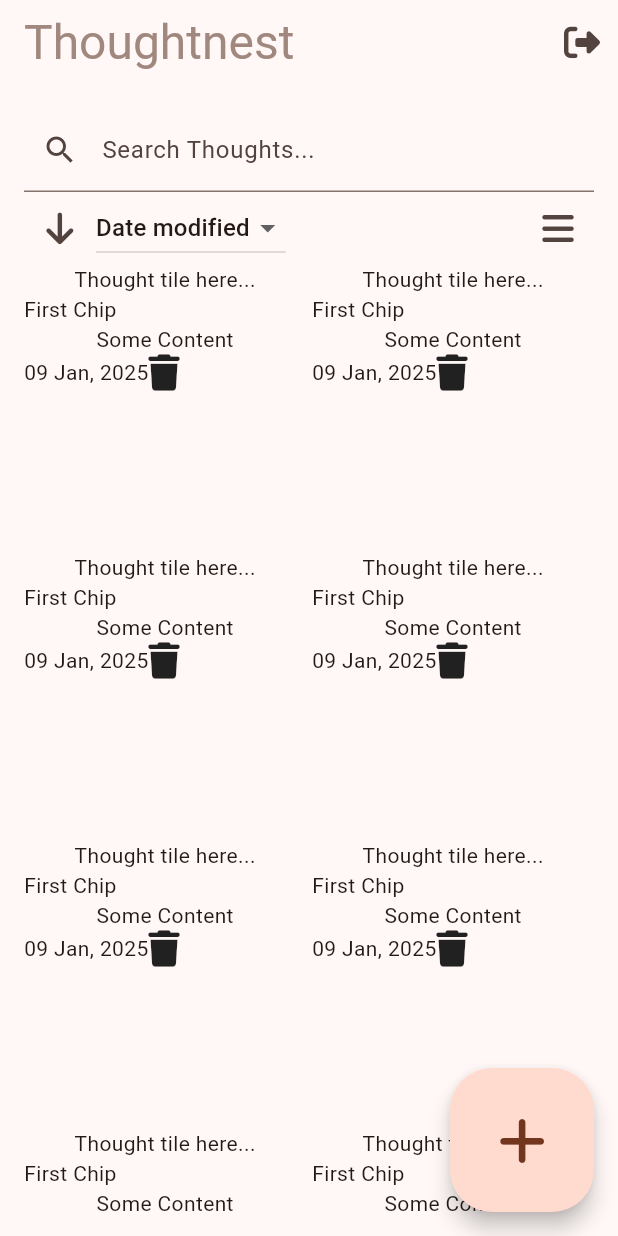
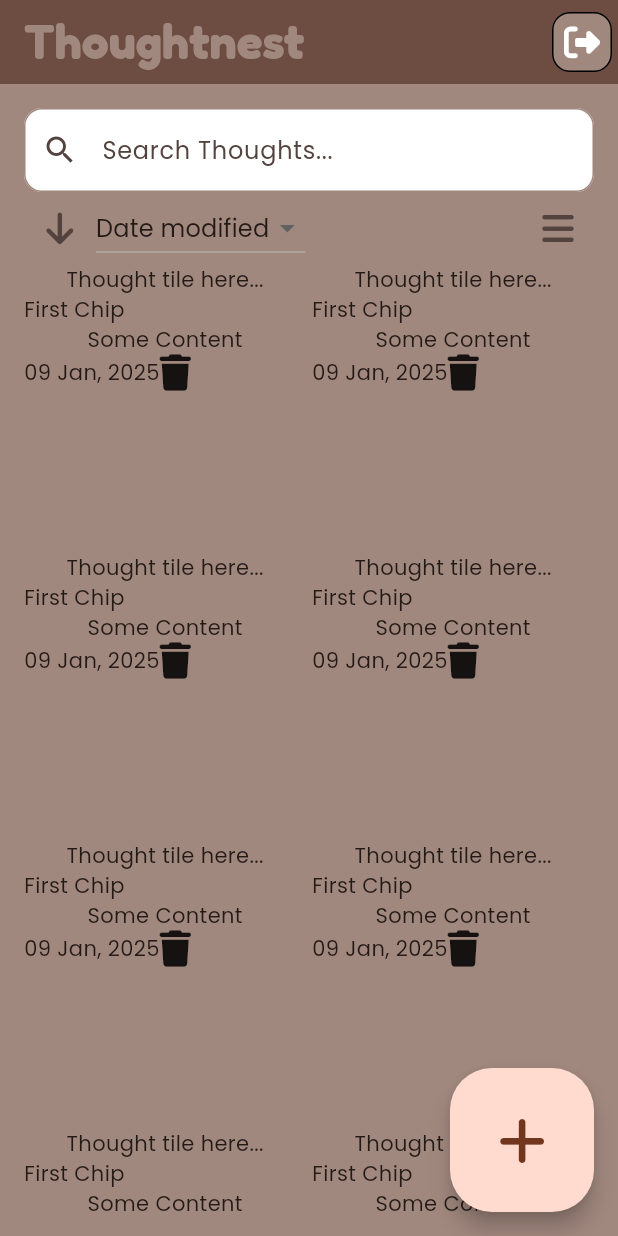
Before and after one commit to SixxCodes/Digital-Notebook-Notes-App-Mobile-Version-, a Flutter app: the screen it shows after launch, on a phone screen of 412 x 824 dp. Run offline on Flutter 3.47's test engine with Material 3 defaults, Android fonts, the phone set to English and light mode, and no system bars; our stand-ins replace font_awesome_flutter.

Commit message:
Add: Styles.

```diff
--- a/lib/main.dart
+++ b/lib/main.dart
@@ -16,10 +16,15 @@
       theme: ThemeData(
         colorScheme: ColorScheme.fromSeed(seedColor: Colors.brown),
         useMaterial3: true,
+        fontFamily: 'Poppins',
+        scaffoldBackgroundColor: primary,
         appBarTheme: Theme.of(context).appBarTheme.copyWith(
-          backgroundColor: Colors.transparent, titleTextStyle: TextStyle(
+          backgroundColor: secondary,
+          titleTextStyle: TextStyle(
             color: primary,
             fontSize: 32,
+            fontFamily: 'Fredoka',
+            fontWeight: FontWeight.bold,
           ),
         ),
       ),
--- a/lib/main_page.dart
+++ b/lib/main_page.dart
@@ -1,6 +1,8 @@
 
 import 'package:flutter/material.dart';
 import 'package:font_awesome_flutter/font_awesome_flutter.dart';
+
+import 'constants.dart';
 
 class MainPage extends StatefulWidget {
   const MainPage({super.key});
@@ -23,7 +25,17 @@ class _MainPageState extends State<MainPage> {
           IconButton(
             onPressed: () {},
             icon: FaIcon(FontAwesomeIcons.rightFromBracket),
-          )
+            style: IconButton.styleFrom(
+              backgroundColor: primary,
+              foregroundColor: Colors.white,
+              shape: RoundedRectangleBorder(
+                borderRadius: BorderRadius.circular(12),
+                side: BorderSide(
+                  color: Colors.black,
+                ),
+              )
+            ),
+          ),
         ],
       ),
       floatingActionButton: FloatingActionButton.large(
@@ -38,6 +50,12 @@ class _MainPageState extends State<MainPage> {
               decoration: InputDecoration(
                 labelText: "Search Thoughts...",
                 prefixIcon: Icon(Icons.search),
+                fillColor: Colors.white,
+                filled: true,
+                enabledBorder: OutlineInputBorder(
+                  borderRadius: BorderRadius.circular(12),
+                  borderSide: BorderSide(color: primary)
+                ),
               ),
             ),
             Row(
```
Also changed, not shown: pubspec.yaml (+13 -11 lines), assets/fonts/fredoka/Fredoka-Bold.ttf (added), assets/fonts/fredoka/Fredoka-Regular.ttf (added), assets/fonts/poppins/Poppins-Bold.ttf (added), assets/fonts/poppins/Poppins-Italic.ttf (added), assets/fonts/poppins/Poppins-Regular.ttf (added).
